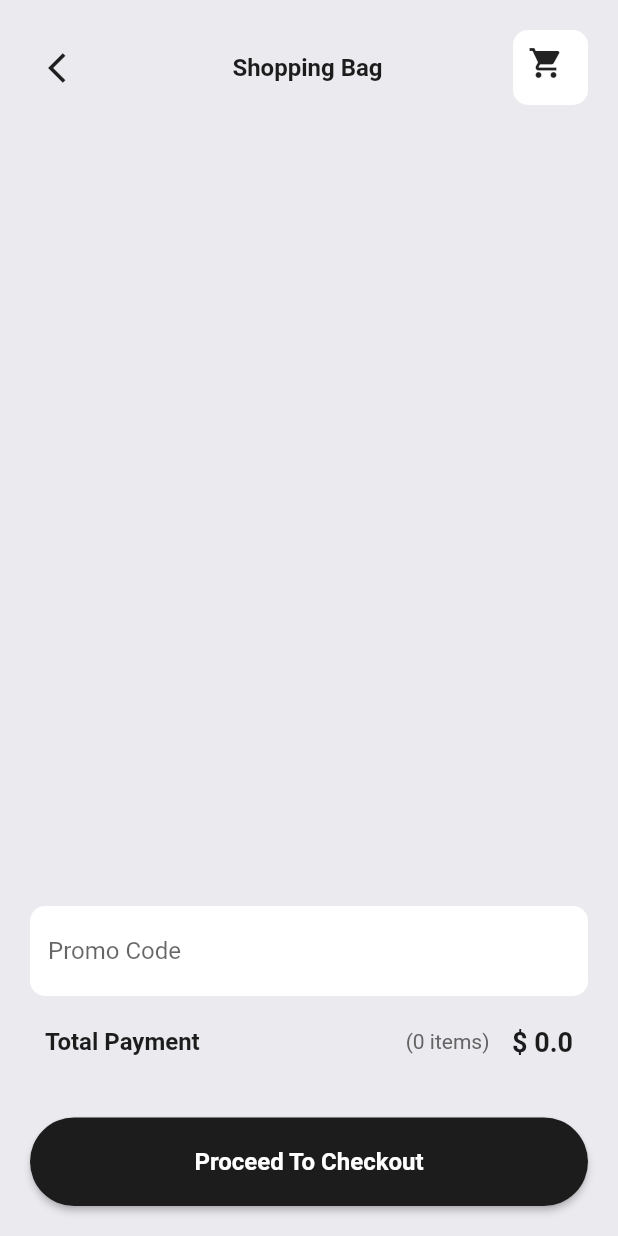
After one commit to AsadbekDeveloper/fake_store_api_practice, a Flutter app: the CartPage screen opened directly, on a phone screen of 412 x 824 dp. The commit adds this screen. Run offline on Flutter 3.47's test engine with Material 2 defaults, Android fonts, the phone set to English and light mode, and no system bars; our stand-ins replace flutter_rating_bar, google_fonts; network calls fail.

Commit message:
Displaying products on the cart

```diff
--- /dev/null
+++ b/lib/screens/cart/app_bar.dart
@@ -0,0 +1,37 @@
+import 'package:flutter/material.dart';
+
+import '../../constants/text_styles.dart';
+import '../../providers/cart.dart';
+import '../../widgets/shopping_cart.dart';
+
+class CartAppBar extends StatelessWidget {
+  const CartAppBar({
+    Key? key,
+    required this.cart,
+  }) : super(key: key);
+
+  final Cart cart;
+
+  @override
+  Widget build(BuildContext context) {
+    return Row(
+      mainAxisAlignment: MainAxisAlignment.spaceBetween,
+      children: [
+        IconButton(
+          onPressed: () {
+
+            Navigator.pop(context);
+          },
+          icon: const Icon(Icons.arrow_back_ios),
+        ),
+        const Text(
+          'Shopping Bag',
+          style: titleHeader,
+        ),
+        SizedBox(
+            height: 50,
+            child: ShoppingCart(cartCount: cart.getCart.keys.length)),
+      ],
+    );
+  }
+}
--- /dev/null
+++ b/lib/screens/cart/cart_screen.dart
@@ -0,0 +1,110 @@
+import 'package:fake_store_api/constants/colors.dart';
+import 'package:fake_store_api/constants/text_styles.dart';
+import 'package:fake_store_api/providers/cart.dart';
+import 'package:fake_store_api/providers/products.dart';
+import 'package:fake_store_api/widgets/promo_input.dart';
+import 'package:flutter/material.dart';
+import 'package:provider/provider.dart';
+
+import 'app_bar.dart';
+import 'cart_product.dart';
+
+class CartPage extends StatelessWidget {
+  const CartPage({super.key});
+
+  @override
+  Widget build(BuildContext context) {
+    final cart = Provider.of<Cart>(context);
+    final products = Provider.of<Products>(context);
+    double getTotal() {
+      final carts = cart.getCart;
+      double total = 0;
+      for (int i = 0; i < carts.length; i++) {
+        total +=
+            double.parse(products.getByIndex(carts.keys.elementAt(i)).price) *
+                carts.values.elementAt(i);
+      }
+      return total;
+    }
+
+    return Scaffold(
+      body: GestureDetector(
+        behavior: HitTestBehavior.opaque,
+        onTap: () {
+          FocusScope.of(context).unfocus();
+        },
+        child: SafeArea(
+          child: Padding(
+            padding: const EdgeInsets.symmetric(
+              horizontal: 20,
+              vertical: 20,
+            ),
+            child: Column(
+              mainAxisAlignment: MainAxisAlignment.spaceBetween,
+              children: [
+                CartAppBar(cart: cart),
+                Expanded(
+                  child: ListView.builder(
+                    itemCount: cart.getCart.keys.length,
+                    itemBuilder: ((context, index) => CartProduct(
+                        index: index,
+                        amount: cart.getCart.values.elementAt(index))),
+                  ),
+                ),
+                PromoInput(),
+                Column(
+                  children: [
+                    Padding(
+                      padding: const EdgeInsets.symmetric(
+                        vertical: 20,
+                        horizontal: 10,
+                      ),
+                      child: Row(
+                        children: [
+                          const Text(
+                            'Total Payment',
+                            style: titleHeader,
+                          ),
+                          const Spacer(),
+                          Text(
+                            '(${cart.getCart.length.toString()} items)',
+                            style: descText,
+                          ),
+                          SizedBox(
+                            width: 15,
+                          ),
+                          Text(
+                            '\$ ${getTotal()}',
+                            style: priceHeader,
+                          ),
+                        ],
+                      ),
+                    ),
+                    const SizedBox(
+                      height: 20,
+                    ),
+                    SizedBox(
+                      width: double.infinity,
+                      child: ElevatedButton(
+                        onPressed: () {},
+                        style: ElevatedButton.styleFrom(
+                          backgroundColor: mainBlack,
+                          padding: const EdgeInsets.symmetric(vertical: 20),
+                          textStyle: titleHeader.copyWith(color: mainWhite),
+                          shape: RoundedRectangleBorder(
+                            borderRadius: BorderRadius.circular(50),
+                          ),
+                        ),
+                        child: const Text('Proceed To Checkout'),
+                      ),
+                    ),
+                  ],
+                )
+              ],
+            ),
+          ),
+        ),
+      ),
+    );
+  }
+}
--- a/lib/screens/home/product_item.dart
+++ b/lib/widgets/product_item.dart
@@ -5,7 +5,7 @@ import 'package:fake_store_api/utils/title_formatter.dart';
 import 'package:flutter/material.dart';
 import 'package:provider/provider.dart';
 
-import '../product/product_screen.dart';
+import '../screens/product/product_screen.dart';
 
 class ProductItem extends StatelessWidget {
   final int index;
--- /dev/null
+++ b/lib/widgets/promo_input.dart
@@ -0,0 +1,36 @@
+import 'package:flutter/material.dart';
+
+import '../constants/colors.dart';
+
+class PromoInput extends StatelessWidget {
+  const PromoInput({super.key});
+
+  @override
+  Widget build(BuildContext context) {
+    return SizedBox(
+      height: 60,
+      child: TextField(
+        decoration: InputDecoration(
+          border: OutlineInputBorder(
+            borderSide: BorderSide.none,
+            borderRadius: BorderRadius.circular(10),
+          ),
+          fillColor: mainWhite,
+          filled: true,
+          hintText: 'Promo Code',
+          suffix: ElevatedButton(
+            onPressed: () {},
+            style: ElevatedButton.styleFrom(
+              backgroundColor: mainBlack,
+              padding: const EdgeInsets.symmetric(vertical: 15, horizontal: 20),
+              shape: RoundedRectangleBorder(
+                borderRadius: BorderRadius.circular(10),
+              ),
+            ),
+            child: const Text('Apply'),
+          ),
+        ),
+      ),
+    );
+  }
+}
--- a/lib/widgets/shopping_cart.dart
+++ b/lib/widgets/shopping_cart.dart
@@ -1,3 +1,4 @@
+import 'package:fake_store_api/screens/cart/cart_screen.dart';
 import 'package:flutter/material.dart';
 
 import '../constants/colors.dart';
@@ -13,7 +14,19 @@ class ShoppingCart extends StatelessWidget {
 
   @override
   Widget build(BuildContext context) {
-    return Container(
+    return GestureDetector(
+      onTap: () {
+
+        if (cartCount > 0) {
+          Navigator.push(
+            context,
+            MaterialPageRoute(
+              builder: ((context) => const CartPage()),
+            ),
+          );
+        }
+      },
+      child: Container(
         height: double.infinity,
         width: 50,
         decoration: BoxDecoration(
@@ -22,31 +35,33 @@ class ShoppingCart extends StatelessWidget {
         ),
         child: Stack(
           children: [
-          Padding(
-            padding: const EdgeInsets.all(10),
+            const Padding(
+              padding: EdgeInsets.all(10),
               child: Icon(Icons.shopping_cart),
             ),
             cartCount == 0
-              ? SizedBox.shrink()
+                ? const SizedBox.shrink()
                 : Align(
                     alignment: Alignment.topRight,
                     child: Container(
-                    padding: EdgeInsets.all(5),
-                    margin: EdgeInsets.all(5),
-                    decoration: BoxDecoration(
-                      color: Colors.blue[100],
+                      padding: const EdgeInsets.all(5),
+                      margin: const EdgeInsets.all(5),
+                      decoration: const BoxDecoration(
+                        color: mainBlack,
                         shape: BoxShape.circle,
                       ),
                       child: Text(
                         cartCount.toString(),
                         style: titleHeader.copyWith(
                           fontSize: 10,
+                          color: mainWhite,
                         ),
                       ),
                     ),
                   ),
           ],
         ),
+      ),
     );
   }
 }
```
Also changed, not shown: lib/screens/cart/cart_product.dart (added, +121 -0 lines), lib/screens/home/home_screen.dart (+8 -2 lines), lib/screens/product/product_screen.dart (+7 -1 lines). Lines whose indentation alone changed are shown as unchanged.
